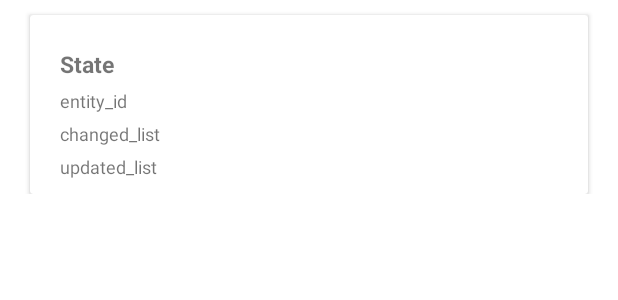
After one commit to nomatterjun/Capstone-Zigbee, an Android app: the layout rowitem.xml on its own in the app's theme, with its tools: preview values and no code run, on a phone screen of 412 x 824 dp. The commit adds this screen. Shown: the top 300 px of the screen. Run offline under Robolectric (Android 15) with nearby library versions, the phone set to English and light mode, and no system bars; network calls fail.

Commit message:
[Feat]히스토리 앱

```diff
--- a/app/MyApplication5/app/build.gradle
+++ b/app/MyApplication5/app/build.gradle
@@ -43,9 +43,9 @@ dependencies {
     implementation 'androidx.navigation:navigation-fragment-ktx:2.5.1'
     implementation 'androidx.navigation:navigation-ui-ktx:2.5.1'
     implementation 'com.android.volley:volley:1.2.1'
+    implementation 'androidx.recyclerview:recyclerview:1.0.0'
+    implementation 'androidx.cardview:cardview:1.0.0'
     testImplementation 'junit:junit:4.13.2'
-    implementation 'com.google.code.gson:gson:2.10'
-    implementation 'com.jjoe64:graphview:4.2.2'
     androidTestImplementation 'androidx.test.ext:junit:1.1.3'
     androidTestImplementation 'androidx.test.espresso:espresso-core:3.4.0'
 
--- a/app/MyApplication5/app/src/main/AndroidManifest.xml
+++ b/app/MyApplication5/app/src/main/AndroidManifest.xml
@@ -13,6 +13,8 @@
         android:roundIcon="@mipmap/ic_launcher_round"
         android:supportsRtl="true"
         android:usesCleartextTraffic="true"
+        android:networkSecurityConfig="@xml/network_security_config"
+        android:hardwareAccelerated="true"
         android:theme="@style/Theme.MyApplication"
         tools:targetApi="31">
         <activity
--- /dev/null
+++ b/app/MyApplication5/app/src/main/res/layout/rowitem.xml
@@ -0,0 +1,61 @@
+<?xml version="1.0" encoding="utf-8"?>
+<RelativeLayout xmlns:android="http://schemas.android.com/apk/res/android"
+    android:layout_width="match_parent" android:layout_height="wrap_content">
+    <androidx.cardview.widget.CardView
+        android:layout_width="match_parent"
+        android:layout_height="wrap_content"
+        android:id="@+id/card"
+        android:layout_marginTop="10dp"
+        android:layout_marginRight="20dp"
+        android:layout_marginLeft="20dp">
+
+        <LinearLayout
+            android:layout_width="match_parent"
+            android:layout_height="wrap_content"
+            android:id="@+id/linear"
+            android:layout_marginLeft="10dp"
+            android:layout_marginRight="10dp"
+            android:layout_marginTop="10dp"
+            android:layout_marginBottom="10dp"
+            android:orientation="vertical">
+
+            <TextView
+                android:layout_width="match_parent"
+                android:layout_height="wrap_content"
+                android:id="@+id/state_list"
+                android:text="State"
+                android:textSize="15dp"
+                android:textStyle="bold"
+                android:layout_marginLeft="10dp"
+                android:layout_marginRight="10dp"
+                android:layout_marginTop="12dp"/>
+            <TextView
+                android:layout_width="match_parent"
+                android:layout_height="wrap_content"
+                android:id="@+id/id_list"
+                android:text="entity_id"
+                android:textSize="12dp"
+                android:layout_marginLeft="10dp"
+                android:layout_marginRight="10dp"
+                android:layout_marginTop="5dp" />
+            <TextView
+                android:layout_width="match_parent"
+                android:layout_height="wrap_content"
+                android:id="@+id/changed_list"
+                android:text="changed_list"
+                android:textSize="12dp"
+                android:layout_marginLeft="10dp"
+                android:layout_marginRight="10dp"
+                android:layout_marginTop="5dp" />
+            <TextView
+                android:layout_width="match_parent"
+                android:layout_height="wrap_content"
+                android:id="@+id/updated_list"
+                android:text="updated_list"
+                android:textSize="12dp"
+                android:layout_marginLeft="10dp"
+                android:layout_marginRight="10dp"
+                android:layout_marginTop="5dp" />
+        </LinearLayout>
+    </androidx.cardview.widget.CardView>
+</RelativeLayout>
--- /dev/null
+++ b/app/MyApplication5/app/src/main/res/xml/network_security_config.xml
@@ -0,0 +1,5 @@
+<?xml version="1.0" encoding="utf-8"?>
+<network-security-config>
+    <!--Set application-wide security config using base-config tag.-->
+    <base-config cleartextTrafficPermitted="true"/>
+</network-security-config>
```
Also changed, not shown: app/MyApplication5/app/src/main/java/com/example/myapplication/Data.java (added, +35 -0 lines), app/MyApplication5/app/src/main/java/com/example/myapplication/MainActivity.java (+37 -80 lines), app/MyApplication5/app/src/main/java/com/example/myapplication/RecyclerAdapter.java (added, +75 -0 lines), app/MyApplication5/app/src/main/res/layout/activity_main.xml (+11 -17 lines), 2 other files.
